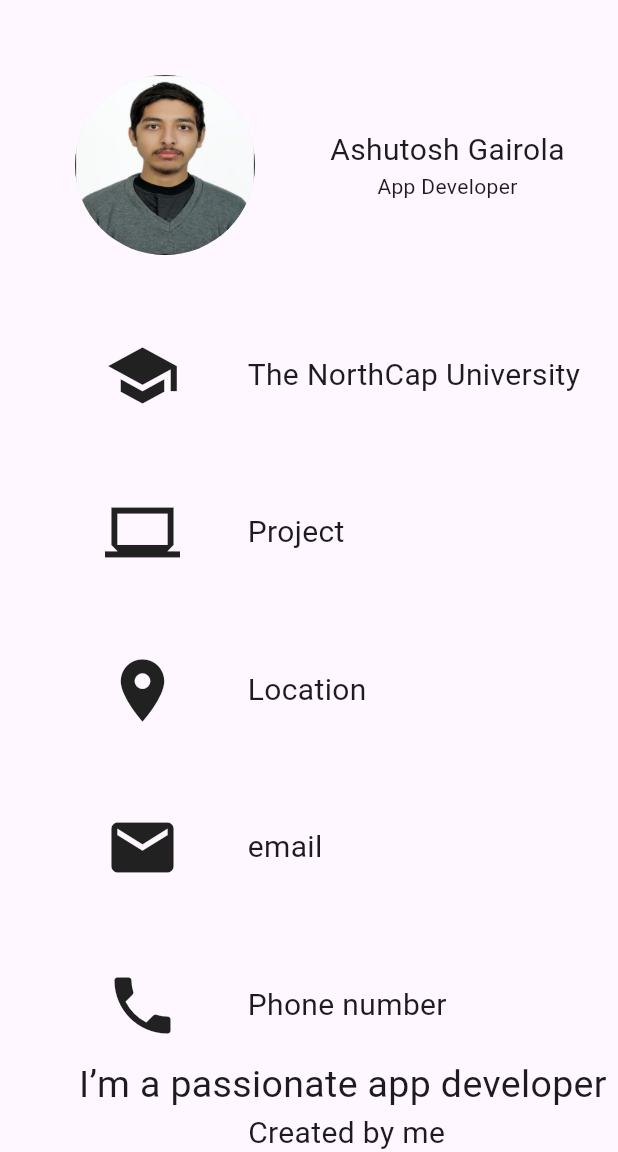
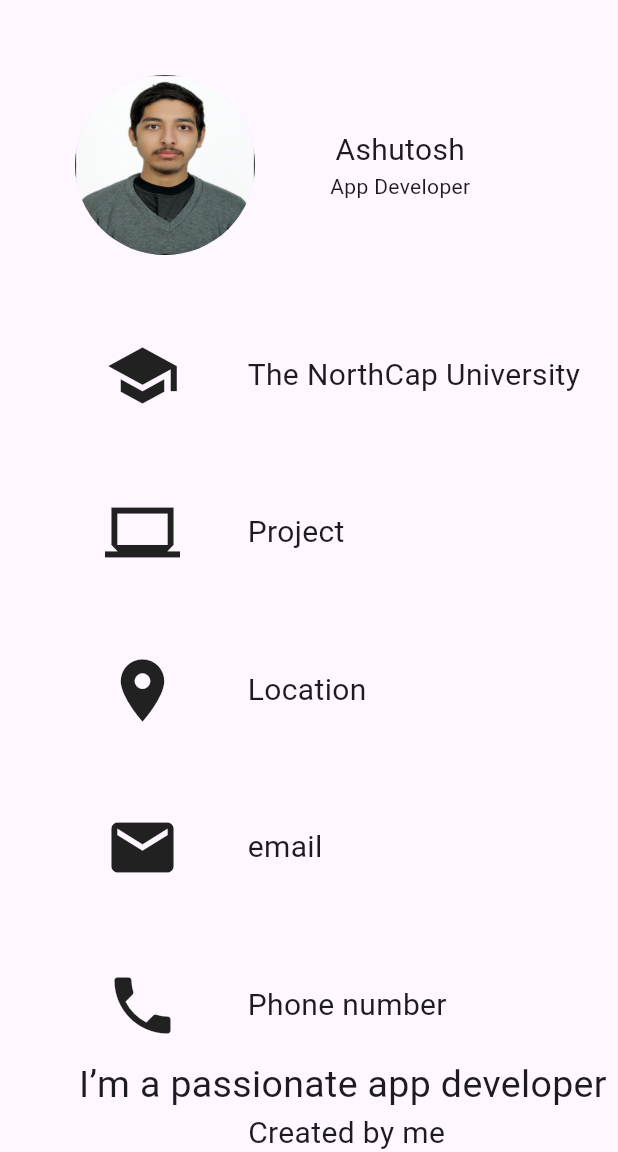
Before and after one commit to Ashutosh-Gairola/PortfolioAppTrial, a Flutter app: the screen it shows after launch, on a phone screen of 412 x 824 dp, the part 84-1236 px from its top. Run offline on Flutter 3.47's test engine with Material 3 defaults, Android fonts, the phone set to English and light mode, and no system bars.

Commit message:
origin/main

```diff
--- a/lib/main.dart
+++ b/lib/main.dart
@@ -29,7 +29,7 @@ class Home extends StatelessWidget {
                   child: Column(
                     children: <Widget>[
                       Text(
-                        "Ashutosh Gairola",
+                        "Ashutosh",
                         style: TextStyle(fontSize: 20.0),
                       ),
                       Text("App Developer"),
```
